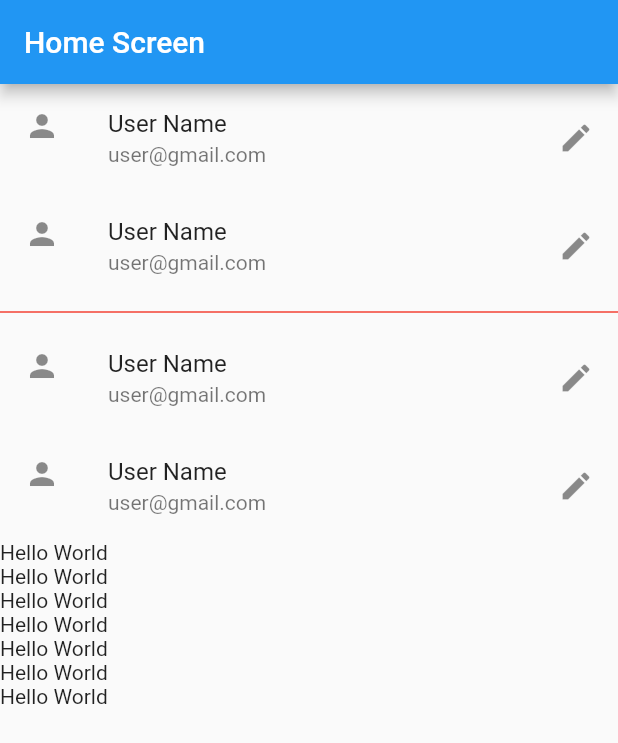
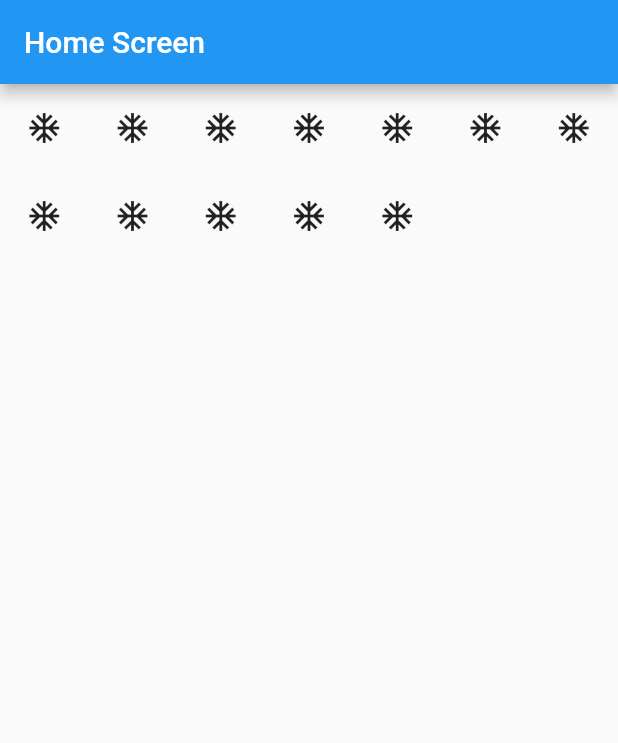
Before and after one commit to sajjadrahman56/Flutter-Journey, a Flutter app: the screen it shows after launch, on a phone screen of 412 x 824 dp. Shown: the top 743 px of the screen. Run offline on Flutter 3.47's test engine with Material 2 defaults, Android fonts, the phone set to English and light mode, and no system bars.

Commit message:
Grid view

```diff
--- a/Flutter-Projects/basic_widgets/lib/main.dart
+++ b/Flutter-Projects/basic_widgets/lib/main.dart
@@ -31,67 +31,26 @@ class HomeScree extends StatelessWidget {
         ),
         body: Center(
           child: Scrollbar(
-            thickness: 30,
-            child: ListView(
-              /// list of widgets
-              /// automatic scrool direction/view
-              ///  no main axis alignment or cross axis alignment
-              ///  We can not achive the task of row and column with listview
-              /// by defautl scroll direction is vertical but we can change it to horizontal
-              /// we can not use listview inside listview
-              ///
-
-              children: [
-                ListTile(
-                  title: Text('User Name'),
-                  subtitle: Text('user@gmail.com'),
-                  leading: Icon(Icons.person),
-                  trailing: Icon(Icons.edit),
-                  onTap: () {
-                    print('ListTile Tapped');
-                  },
+              thickness: 30,
+              child: GridView(
+                gridDelegate: SliverGridDelegateWithFixedCrossAxisCount(
+                  crossAxisCount: 7,
                 ),
-                ListTile(
-                  title: Text('User Name'),
-                  subtitle: Text('user@gmail.com'),
-                  leading: Icon(Icons.person),
-                  trailing: Icon(Icons.edit),
-                  onTap: () {
-                    print('ListTile Tapped');
-                  },
-                ),
-                Divider(
-                  color: Colors.red,
-                  thickness: 1,
-                ),
-                ListTile(
-                  title: Text('User Name'),
-                  subtitle: Text('user@gmail.com'),
-                  leading: Icon(Icons.person),
-                  trailing: Icon(Icons.edit),
-                  onTap: () {
-                    print('ListTile Tapped');
-                  },
-                ),
-                ListTile(
-                  title: Text('User Name'),
-                  subtitle: Text('user@gmail.com'),
-                  leading: Icon(Icons.person),
-                  trailing: Icon(Icons.edit),
-                  onTap: () {
-                    print('ListTile Tapped');
-                  },
-                ),
-                Text('Hello World'),
-                Text('Hello World'),
-                Text('Hello World'),
-                Text('Hello World'),
-                Text('Hello World'),
-                Text('Hello World'),
-                Text('Hello World'),
-              ],
-            ),
-          ),
+                children: [
+                  Icon(Icons.ac_unit),
+                  Icon(Icons.ac_unit),
+                  Icon(Icons.ac_unit),
+                  Icon(Icons.ac_unit),
+                  Icon(Icons.ac_unit),
+                  Icon(Icons.ac_unit),
+                  Icon(Icons.ac_unit),
+                  Icon(Icons.ac_unit),
+                  Icon(Icons.ac_unit),
+                  Icon(Icons.ac_unit),
+                  Icon(Icons.ac_unit),
+                  Icon(Icons.ac_unit),
+                ],
+              )),
         ));
   }
 }
```
